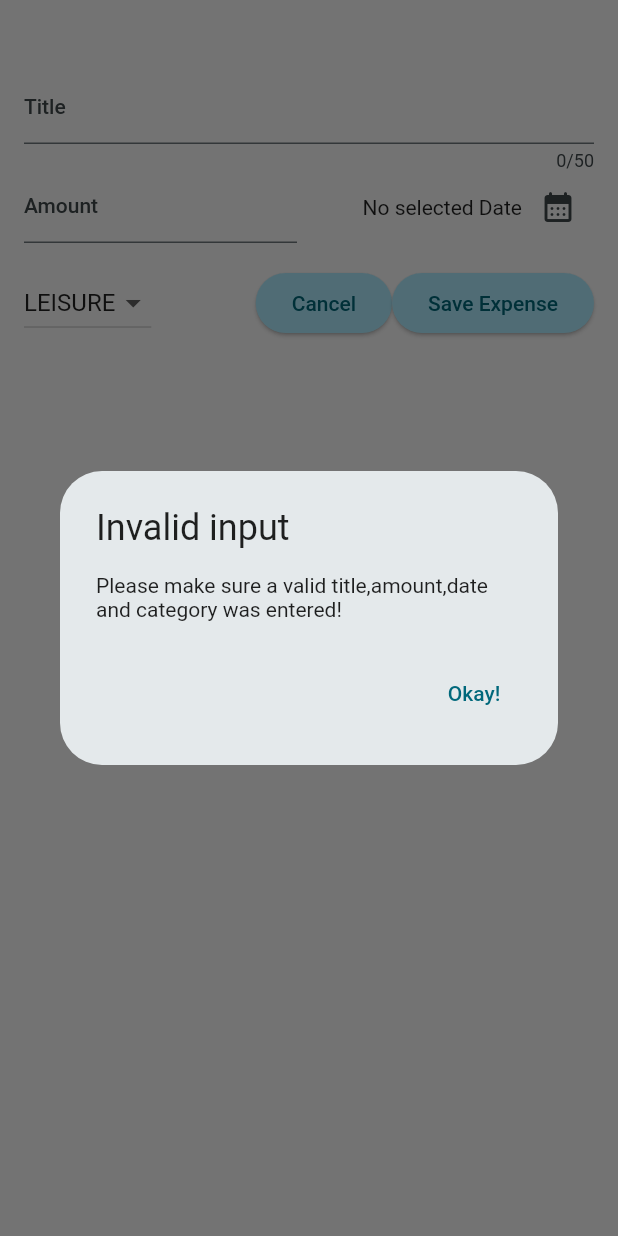
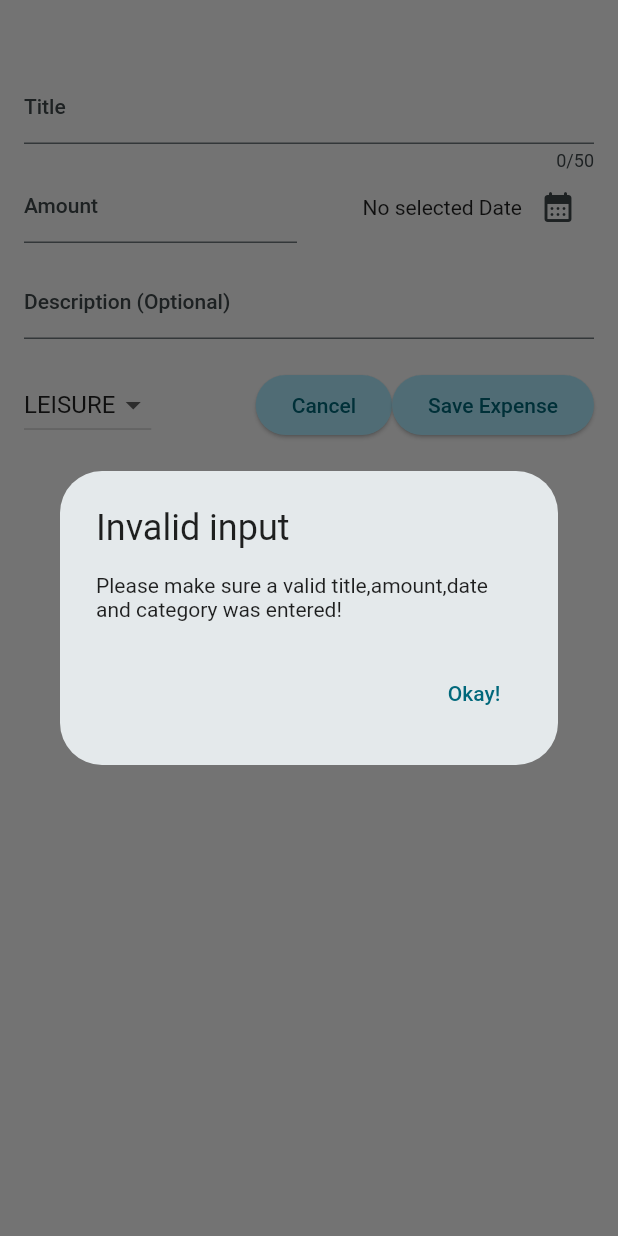
Before and after one commit to MohamedAbdel-Azeem/Flutter_Expense_Tracker, a Flutter app: the NewExpense widget shown alone on an empty page, opened directly with empty values, after a tap on "Save Expense", on a phone screen of 412 x 824 dp. Run offline on Flutter 3.47's test engine with Material 2 defaults, Android fonts, the phone set to English and light mode, and no system bars.

Commit message:
Description added
expense_item changed from stateless to stateful widget ,
added Icon Buttons and Styled Description text and cards expand when pressing the Icon arrow Button

```diff
--- a/lib/models/expense.dart
+++ b/lib/models/expense.dart
@@ -14,14 +14,14 @@ class Expense {
     required this.amount,
     required this.date ,
     required this.category,
-    this.description
+    required this.description
   }) : id = uuid.v4();
 
 
   final String id;
   final String title;
   final double amount;
-  final String? description;
+  final String description;
   final DateTime date;
   final Category category;
 
--- a/lib/widgets/expenses.dart
+++ b/lib/widgets/expenses.dart
@@ -15,9 +15,7 @@ class Expenses extends StatefulWidget {
 }
 
 class _ExpensesState extends State<Expenses> {
-  final List<Expense> _registeredExpenses = [
-    Expense(title: "KFC", amount: 60, date: DateTime.now(), category: Category.food)
-  ];
+  final List<Expense> _registeredExpenses = [];
 
   void _addExpense(Expense expense) {
     setState(() {
--- a/lib/widgets/new_expense.dart
+++ b/lib/widgets/new_expense.dart
@@ -1,10 +1,10 @@
 import 'package:flutter/material.dart';
 import '../models/expense.dart';
 
-
 class NewExpense extends StatefulWidget {
   final void Function(Expense expense) onAddExpense;
-  const NewExpense({super.key , required this.onAddExpense});
+
+  const NewExpense({super.key, required this.onAddExpense});
 
   @override
   State<NewExpense> createState() {
@@ -14,10 +14,10 @@ class NewExpense extends StatefulWidget {
 
 class _NewExpenseState extends State<NewExpense> {
   final _titleController = TextEditingController();
+  final _descriptionController = TextEditingController();
   final _amountController = TextEditingController();
   DateTime? _selectedDate;
   Category _selectedCategory = Category.leisure;
-
 
   void _presentDatePicker() async {
     final now = DateTime.now();
@@ -33,20 +33,32 @@ class _NewExpenseState extends State<NewExpense> {
     });
   }
 
-  void _submitExpenseData(){
+  void _submitExpenseData() {
     final enteredAmount = double.tryParse(_amountController.text);
     final amountInvalid = enteredAmount == null || enteredAmount <= 0;
-    if (_titleController.text.trim().isEmpty || amountInvalid || _selectedDate == null){
-        showDialog(context: context, builder: (ctx) => AlertDialog(
-          title: const Text("Invalid input"),
-          content: const Text("Please make sure a valid title,amount,date and category was entered!"),
-          actions: [
-            TextButton(onPressed: () => Navigator.pop(ctx), child: const Text("Okay!"))
-          ],
-        ));
-        return;
+    if (_titleController.text.trim().isEmpty ||
+        amountInvalid ||
+        _selectedDate == null) {
+      showDialog(
+          context: context,
+          builder: (ctx) => AlertDialog(
+                title: const Text("Invalid input"),
+                content: const Text(
+                    "Please make sure a valid title,amount,date and category was entered!"),
+                actions: [
+                  TextButton(
+                      onPressed: () => Navigator.pop(ctx),
+                      child: const Text("Okay!"))
+                ],
+              ));
+      return;
     }
-    final theNewExpense = Expense(title: _titleController.text, amount: enteredAmount, date: _selectedDate!, category: _selectedCategory);
+    final theNewExpense = Expense(
+        title: _titleController.text,
+        amount: enteredAmount,
+        date: _selectedDate!,
+        category: _selectedCategory,
+        description: _descriptionController.text);
     widget.onAddExpense(theNewExpense);
     Navigator.pop(context);
   }
@@ -56,13 +68,14 @@ class _NewExpenseState extends State<NewExpense> {
     //cleaning up
     _titleController.dispose();
     _amountController.dispose();
+    _descriptionController.dispose();
     super.dispose();
   }
 
   @override
   Widget build(BuildContext context) {
     return Padding(
-      padding: const EdgeInsets.fromLTRB(16, 48 , 16 , 16),
+      padding: const EdgeInsets.fromLTRB(16, 48, 16, 16),
       child: Column(
         children: [
           TextField(
@@ -100,6 +113,15 @@ class _NewExpenseState extends State<NewExpense> {
           const SizedBox(
             height: 16,
           ),
+          TextFormField(
+            controller: _descriptionController,
+            decoration: const InputDecoration(
+              label: Text("Description (Optional)"),
+            ),
+          ),
+          const SizedBox(
+            height: 20,
+          ),
           Row(
             children: [
               DropdownButton(
```
Also changed, not shown: lib/widgets/expenses_list/expense_item.dart (+44 -4 lines).
